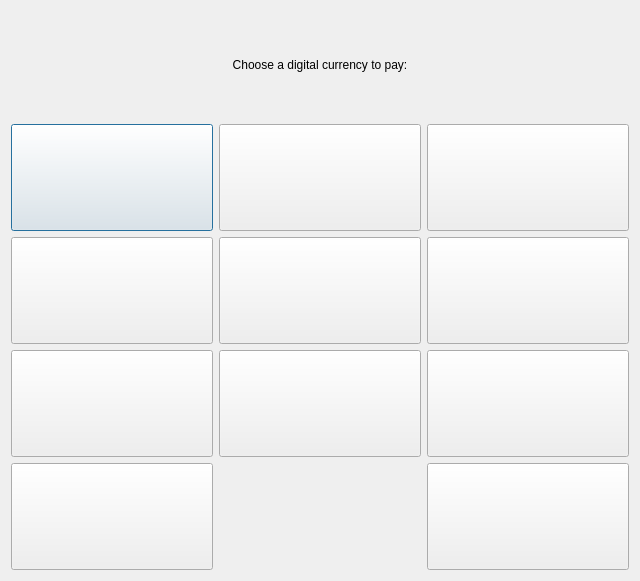
First picture: the form in UI files/select_coin.ui, repository bdshahab/iap_qt, before the edit.
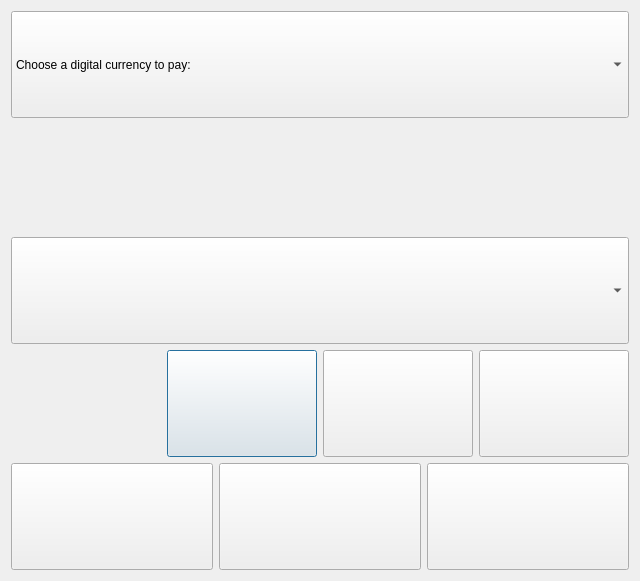
Second picture: the form after the edit.

The edit to the form file:
```diff
--- a/UI files/select_coin.ui
+++ b/UI files/select_coin.ui
@@ -14,19 +14,73 @@
    <string>Dialog</string>
   </property>
   <layout class="QVBoxLayout" name="verticalLayout">
-   <item>
-    <widget class="QLabel" name="title">
-     <property name="text">
-      <string>Choose a digital currency to pay:</string>
-     </property>
-     <property name="alignment">
-      <set>Qt::AlignmentFlag::AlignCenter</set>
-     </property>
-    </widget>
-   </item>
    <item>
     <layout class="QHBoxLayout" name="h1">
      <item>
+      <widget class="QComboBox" name="b_select">
+       <property name="sizePolicy">
+        <sizepolicy hsizetype="Preferred" vsizetype="Preferred">
+         <horstretch>0</horstretch>
+         <verstretch>0</verstretch>
+        </sizepolicy>
+       </property>
+       <item>
+        <property name="text">
+         <string>Choose a digital currency to pay:</string>
+        </property>
+       </item>
+       <item>
+        <property name="text">
+         <string>BTC</string>
+        </property>
+       </item>
+       <item>
+        <property name="text">
+         <string>LTC</string>
+        </property>
+       </item>
+      </widget>
+     </item>
+    </layout>
+   </item>
+   <item>
+    <layout class="QHBoxLayout" name="h2">
+     <item>
+      <widget class="QLabel" name="selected_icon">
+       <property name="text">
+        <string/>
+       </property>
+       <property name="alignment">
+        <set>Qt::AlignmentFlag::AlignCenter</set>
+       </property>
+      </widget>
+     </item>
+    </layout>
+   </item>
+   <item>
+    <layout class="QHBoxLayout" name="h3">
+     <item>
+      <widget class="QComboBox" name="b_ask_help">
+       <property name="sizePolicy">
+        <sizepolicy hsizetype="Preferred" vsizetype="Preferred">
+         <horstretch>0</horstretch>
+         <verstretch>0</verstretch>
+        </sizepolicy>
+       </property>
+      </widget>
+     </item>
+    </layout>
+   </item>
+   <item>
+    <layout class="QHBoxLayout" name="h4">
+     <item>
+      <widget class="QLabel" name="empty_label">
+       <property name="text">
+        <string/>
+       </property>
+      </widget>
+     </item>
+     <item>
       <widget class="QPushButton" name="b_1">
        <property name="sizePolicy">
         <sizepolicy hsizetype="Preferred" vsizetype="Preferred">
@@ -67,92 +121,6 @@
      </item>
     </layout>
    </item>
-   <item>
-    <layout class="QHBoxLayout" name="h2">
-     <item>
-      <widget class="QPushButton" name="b_4">
-       <property name="sizePolicy">
-        <sizepolicy hsizetype="Preferred" vsizetype="Preferred">
-         <horstretch>0</horstretch>
-         <verstretch>0</verstretch>
-        </sizepolicy>
-       </property>
-       <property name="text">
-        <string/>
-       </property>
-      </widget>
-     </item>
-     <item>
-      <widget class="QPushButton" name="b_5">
-       <property name="sizePolicy">
-        <sizepolicy hsizetype="Preferred" vsizetype="Preferred">
-         <horstretch>0</horstretch>
-         <verstretch>0</verstretch>
-        </sizepolicy>
-       </property>
-       <property name="text">
-        <string/>
-       </property>
-      </widget>
-     </item>
-     <item>
-      <widget class="QPushButton" name="b_6">
-       <property name="sizePolicy">
-        <sizepolicy hsizetype="Preferred" vsizetype="Preferred">
-         <horstretch>0</horstretch>
-         <verstretch>0</verstretch>
-        </sizepolicy>
-       </property>
-       <property name="text">
-        <string/>
-       </property>
-      </widget>
-     </item>
-    </layout>
-   </item>
-   <item>
-    <layout class="QHBoxLayout" name="h3">
-     <item>
-      <widget class="QPushButton" name="b_7">
-       <property name="sizePolicy">
-        <sizepolicy hsizetype="Preferred" vsizetype="Preferred">
-         <horstretch>0</horstretch>
-         <verstretch>0</verstretch>
-        </sizepolicy>
-       </property>
-       <property name="text">
-        <string/>
-       </property>
-      </widget>
-     </item>
-     <item>
-      <widget class="QPushButton" name="b_8">
-       <property name="sizePolicy">
-        <sizepolicy hsizetype="Preferred" vsizetype="Preferred">
-         <horstretch>0</horstretch>
-         <verstretch>0</verstretch>
-        </sizepolicy>
-       </property>
-       <property name="text">
-        <string/>
-       </property>
-      </widget>
-     </item>
-     <item>
-      <widget class="QPushButton" name="b_9">
-       <property name="sizePolicy">
-        <sizepolicy hsizetype="Preferred" vsizetype="Preferred">
-         <horstretch>0</horstretch>
-         <verstretch>0</verstretch>
-        </sizepolicy>
-       </property>
-       <property name="text">
-        <string/>
-       </property>
-      </widget>
-     </item>
-    </layout>
-   </item>
    <item>
     <layout class="QHBoxLayout" name="h_buttons">
      <item>
@@ -169,13 +137,16 @@
       </widget>
      </item>
      <item>
-      <widget class="QLabel" name="l_selected_coin">
+      <widget class="QPushButton" name="b_help">
+       <property name="sizePolicy">
+        <sizepolicy hsizetype="Minimum" vsizetype="Preferred">
+         <horstretch>0</horstretch>
+         <verstretch>0</verstretch>
+        </sizepolicy>
+       </property>
        <property name="text">
         <string/>
        </property>
-       <property name="alignment">
-        <set>Qt::AlignmentFlag::AlignCenter</set>
-       </property>
       </widget>
      </item>
      <item>
```
